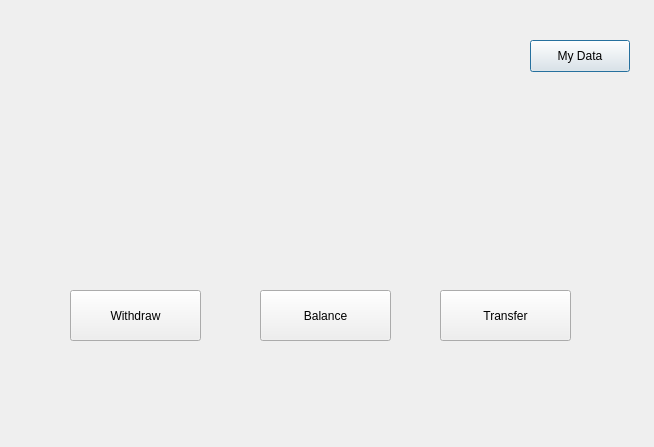
Old version of the form bank-automat/mainmenu.ui in the repository DeveMike/Software_Development_Application_Project.
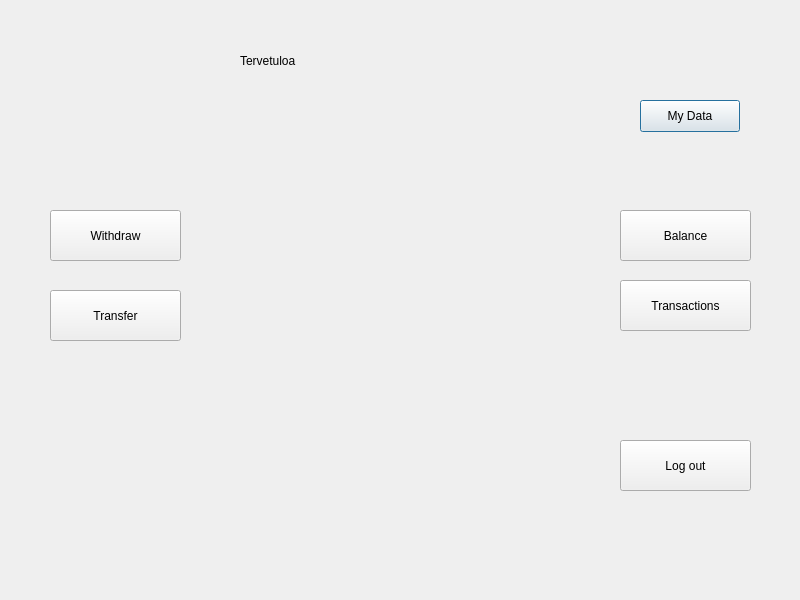
New version of the form.

Diff of the .ui file:
```diff
--- a/bank-automat/mainmenu.ui
+++ b/bank-automat/mainmenu.ui
@@ -6,8 +6,8 @@
    <rect>
     <x>0</x>
     <y>0</y>
-    <width>654</width>
-    <height>447</height>
+    <width>800</width>
+    <height>600</height>
    </rect>
   </property>
   <property name="windowTitle">
@@ -16,9 +16,9 @@
   <widget class="QLabel" name="labelUsername">
    <property name="geometry">
     <rect>
-     <x>40</x>
-     <y>30</y>
-     <width>121</width>
+     <x>360</x>
+     <y>40</y>
+     <width>191</width>
      <height>41</height>
     </rect>
    </property>
@@ -29,8 +29,8 @@
   <widget class="QPushButton" name="btnData">
    <property name="geometry">
     <rect>
-     <x>530</x>
-     <y>40</y>
+     <x>640</x>
+     <y>100</y>
      <width>100</width>
      <height>32</height>
     </rect>
@@ -42,8 +42,8 @@
   <widget class="QPushButton" name="btnWithdraw">
    <property name="geometry">
     <rect>
-     <x>70</x>
-     <y>290</y>
+     <x>50</x>
+     <y>210</y>
      <width>131</width>
      <height>51</height>
     </rect>
@@ -55,8 +55,8 @@
   <widget class="QPushButton" name="btnBalance">
    <property name="geometry">
     <rect>
-     <x>260</x>
-     <y>290</y>
+     <x>620</x>
+     <y>210</y>
      <width>131</width>
      <height>51</height>
     </rect>
@@ -68,7 +68,7 @@
   <widget class="QPushButton" name="btnTransfer">
    <property name="geometry">
     <rect>
-     <x>440</x>
+     <x>50</x>
      <y>290</y>
      <width>131</width>
      <height>51</height>
@@ -78,6 +78,45 @@
     <string>Transfer</string>
    </property>
   </widget>
+  <widget class="QLabel" name="labelWelcome">
+   <property name="geometry">
+    <rect>
+     <x>240</x>
+     <y>40</y>
+     <width>91</width>
+     <height>41</height>
+    </rect>
+   </property>
+   <property name="text">
+    <string>Tervetuloa</string>
+   </property>
+  </widget>
+  <widget class="QPushButton" name="btnTransaction">
+   <property name="geometry">
+    <rect>
+     <x>620</x>
+     <y>280</y>
+     <width>131</width>
+     <height>51</height>
+    </rect>
+   </property>
+   <property name="text">
+    <string>Transactions</string>
+   </property>
+  </widget>
+  <widget class="QPushButton" name="btnLogout">
+   <property name="geometry">
+    <rect>
+     <x>620</x>
+     <y>440</y>
+     <width>131</width>
+     <height>51</height>
+    </rect>
+   </property>
+   <property name="text">
+    <string>Log out</string>
+   </property>
+  </widget>
  </widget>
  <resources/>
  <connections/>
```
